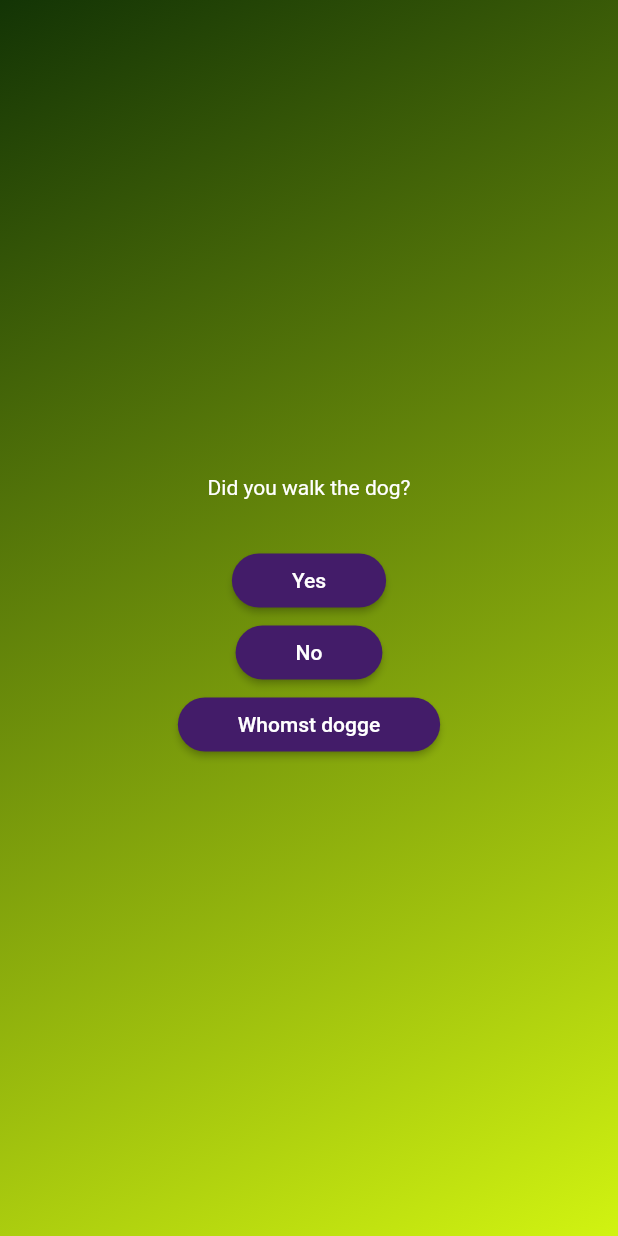
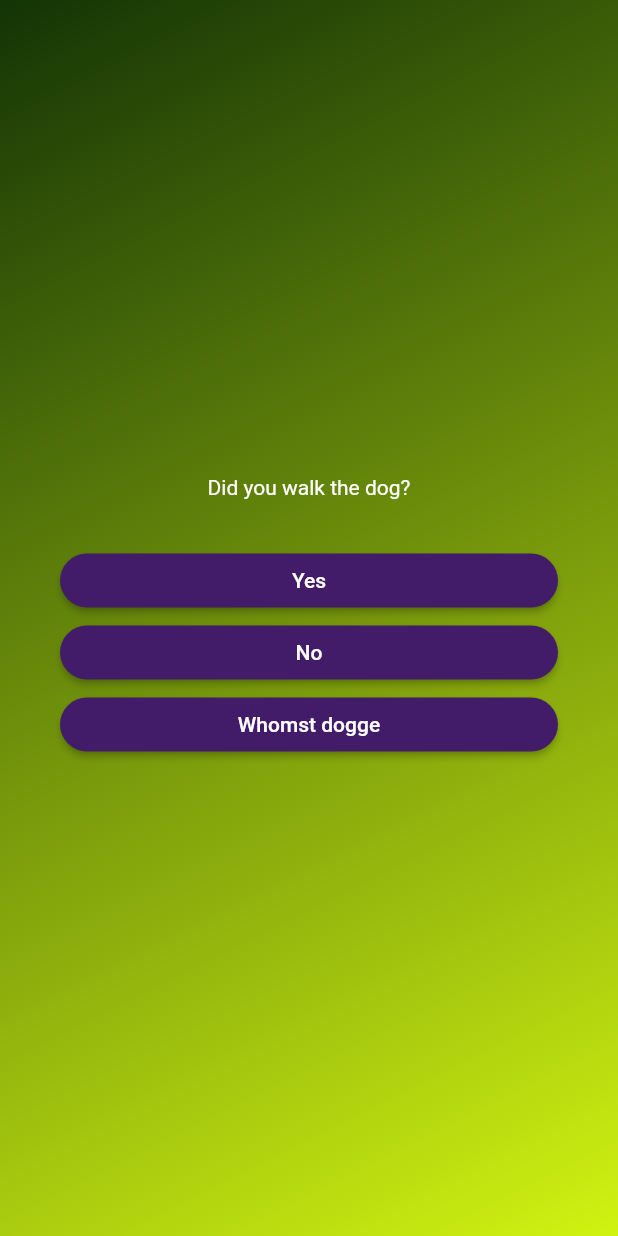
Before and after one commit to abbymachines/habit_vpet, a Flutter app: the screen it shows after launch, after a tap on "feed me", on a phone screen of 412 x 824 dp. Run offline on Flutter 3.47's test engine with Material 2 defaults, Android fonts, the phone set to English and light mode, and no system bars.

Commit message:
style habit buttons with Container widget, and center question text

```diff
--- a/lib/habits_screen.dart
+++ b/lib/habits_screen.dart
@@ -18,12 +18,16 @@ class _HabitsScreenState extends State<HabitsScreen> {
 
     return SizedBox(
       width: double.infinity,
+      child: Container(
+        margin: const EdgeInsets.all(40),
         child: Column(
           mainAxisAlignment: MainAxisAlignment.center,
+          crossAxisAlignment: CrossAxisAlignment.stretch,
           children: [
             Text(
               currentQuestion.text,
               style: const TextStyle(color: Colors.white),
+              textAlign: TextAlign.center,
             ),
             const SizedBox(height: 30),
             ...currentQuestion.answers.map((answer) {
@@ -31,6 +35,7 @@ class _HabitsScreenState extends State<HabitsScreen> {
             }),
           ],
         ),
+      ),
     );
   }
 }
```
Lines whose indentation alone changed are shown as unchanged.
